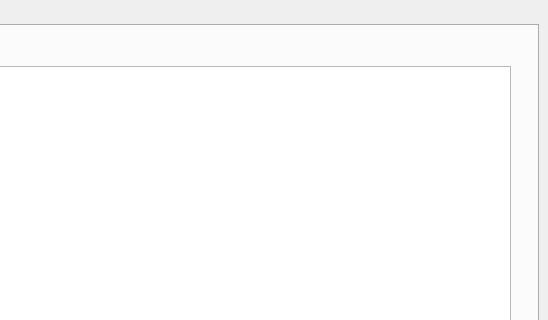
Before: the Qt Designer form main_window.ui in Mr-Zoom-13/pain-diary, drawn with Qt 5; both pictures show x 252 to 800 and y 0 to 320 of the 800 by 600 pixel window.
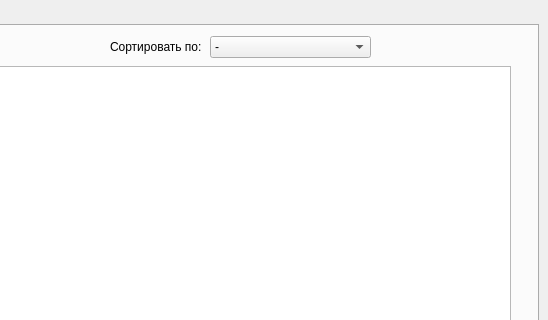
After: the same form once the commit is applied.

```diff
--- a/main_window.ui
+++ b/main_window.ui
@@ -53,6 +53,49 @@
        <string>Создать</string>
       </property>
      </widget>
+     <widget class="QLabel" name="label">
+      <property name="geometry">
+       <rect>
+        <x>360</x>
+        <y>10</y>
+        <width>91</width>
+        <height>21</height>
+       </rect>
+      </property>
+      <property name="text">
+       <string>Сортировать по: </string>
+      </property>
+     </widget>
+     <widget class="QComboBox" name="table_filter">
+      <property name="geometry">
+       <rect>
+        <x>460</x>
+        <y>10</y>
+        <width>161</width>
+        <height>22</height>
+       </rect>
+      </property>
+      <item>
+       <property name="text">
+        <string>-</string>
+       </property>
+      </item>
+      <item>
+       <property name="text">
+        <string>Дате</string>
+       </property>
+      </item>
+      <item>
+       <property name="text">
+        <string>Продолжительности</string>
+       </property>
+      </item>
+      <item>
+       <property name="text">
+        <string>Интенсивности</string>
+       </property>
+      </item>
+     </widget>
     </widget>
     <widget class="QWidget" name="tab_2">
      <attribute name="title">
```
